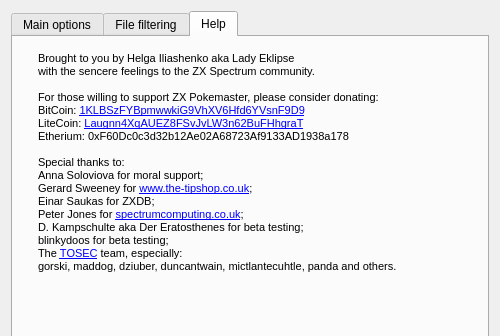
Qt form ui/SorterLauncher.ui (ladyeklipse/ZX-Pokemaster) before a commit; both pictures show x 0 to 500 and y 0 to 336 of the 500 by 550 pixel window.
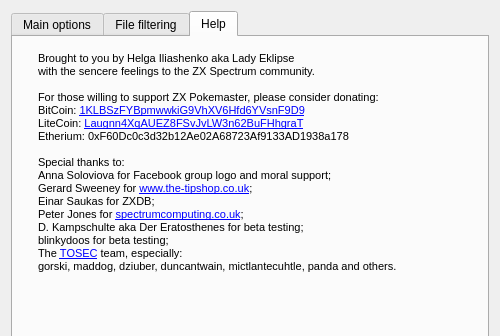
The same form after that commit. The open tabs and pages were chosen to show the change. Icons and pictures are not drawn.

The edit to the form file:
```diff
--- a/ui/SorterLauncher.ui
+++ b/ui/SorterLauncher.ui
@@ -544,7 +544,7 @@
 &lt;p style=&quot; margin-top:0px; margin-bottom:0px; margin-left:0px; margin-right:0px; -qt-block-indent:0; text-indent:0px;&quot;&gt;&lt;span style=&quot; font-size:8pt;&quot;&gt;Etherium: 0xF60Dc0c3d32b12Ae02A68723Af9133AD1938a178&lt;/span&gt;&lt;/p&gt;
 &lt;p style=&quot;-qt-paragraph-type:empty; margin-top:0px; margin-bottom:0px; margin-left:0px; margin-right:0px; -qt-block-indent:0; text-indent:0px; font-size:8pt;&quot;&gt;&lt;br /&gt;&lt;/p&gt;
 &lt;p style=&quot; margin-top:0px; margin-bottom:0px; margin-left:0px; margin-right:0px; -qt-block-indent:0; text-indent:0px;&quot;&gt;&lt;span style=&quot; font-size:8pt;&quot;&gt;Special thanks to:&lt;/span&gt;&lt;/p&gt;
-&lt;p style=&quot; margin-top:0px; margin-bottom:0px; margin-left:0px; margin-right:0px; -qt-block-indent:0; text-indent:0px;&quot;&gt;&lt;span style=&quot; font-size:8pt;&quot;&gt;Anna Soloviova for moral support;&lt;/span&gt;&lt;/p&gt;
+&lt;p style=&quot; margin-top:0px; margin-bottom:0px; margin-left:0px; margin-right:0px; -qt-block-indent:0; text-indent:0px;&quot;&gt;&lt;span style=&quot; font-size:8pt;&quot;&gt;Anna Soloviova for Facebook group logo and moral support;&lt;/span&gt;&lt;/p&gt;
 &lt;p style=&quot; margin-top:0px; margin-bottom:0px; margin-left:0px; margin-right:0px; -qt-block-indent:0; text-indent:0px;&quot;&gt;&lt;span style=&quot; font-size:8pt;&quot;&gt;Gerard Sweeney for &lt;/span&gt;&lt;a href=&quot;http://www.the-tipshop.co.uk&quot;&gt;&lt;span style=&quot; font-size:8pt; text-decoration: underline; color:#0000ff;&quot;&gt;www.the-tipshop.co.uk&lt;/span&gt;&lt;/a&gt;&lt;span style=&quot; font-size:8pt;&quot;&gt;;&lt;/span&gt;&lt;/p&gt;
 &lt;p style=&quot; margin-top:0px; margin-bottom:0px; margin-left:0px; margin-right:0px; -qt-block-indent:0; text-indent:0px;&quot;&gt;&lt;span style=&quot; font-size:8pt;&quot;&gt;Einar Saukas for ZXDB;&lt;/span&gt;&lt;/p&gt;
 &lt;p style=&quot; margin-top:0px; margin-bottom:0px; margin-left:0px; margin-right:0px; -qt-block-indent:0; text-indent:0px;&quot;&gt;&lt;span style=&quot; font-size:8pt;&quot;&gt;Peter Jones for &lt;/span&gt;&lt;a href=&quot;https://spectrumcomputing.co.uk&quot;&gt;&lt;span style=&quot; font-size:8pt; text-decoration: underline; color:#0000ff;&quot;&gt;spectrumcomputing.co.uk&lt;/span&gt;&lt;/a&gt;&lt;span style=&quot; font-size:8pt;&quot;&gt;;&lt;/span&gt;&lt;/p&gt;
```
Left out of the diff: 2 changed lines with no effect on the pictures.
